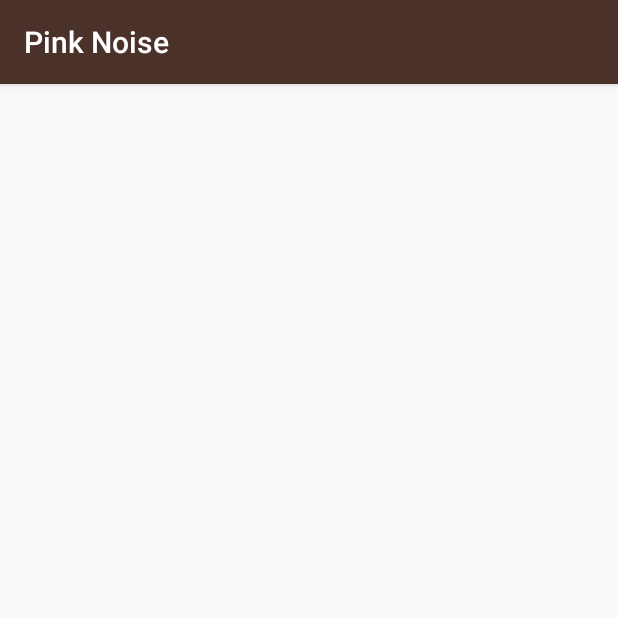
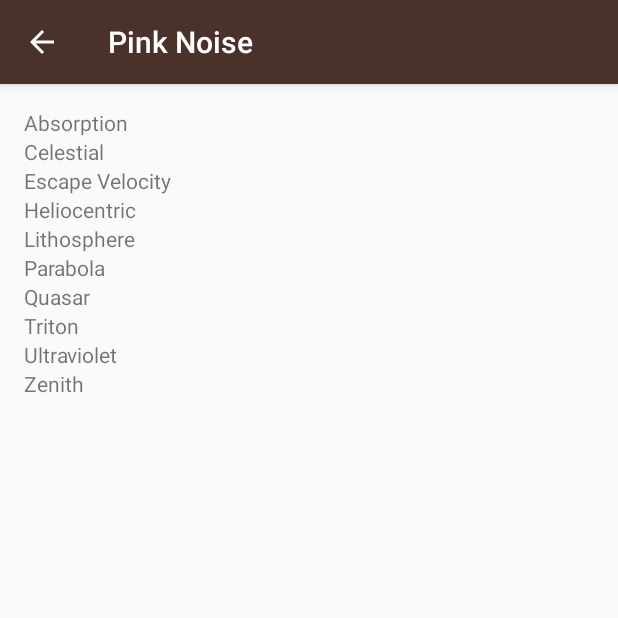
Before and after one commit to davedavis/BabaTrack, an Android app: the PinkNoiseActivity screen opened directly, with no data from a screen before it, on a phone screen of 412 x 824 dp, the top half of it. Run offline under Robolectric (Android 15) with nearby library versions, the phone set to English and light mode, and no system bars.

Commit message:
Add Pink Noise data in the form of an ArrayList and loop over the ArrayList to populate the data from the ArrayList into dynamically added  TextViews.

```diff
--- a/app/src/main/java/com/echofly/babatrack/PinkNoiseActivity.java
+++ b/app/src/main/java/com/echofly/babatrack/PinkNoiseActivity.java
@@ -1,7 +1,11 @@
 package com.echofly.babatrack;
 
+import android.os.Bundle;
 import android.support.v7.app.AppCompatActivity;
-import android.os.Bundle;
+import android.widget.LinearLayout;
+import android.widget.TextView;
+
+import java.util.ArrayList;
 
 public class PinkNoiseActivity extends AppCompatActivity {
 
@@ -9,5 +13,32 @@
     protected void onCreate(Bundle savedInstanceState) {
         super.onCreate(savedInstanceState);
         setContentView(R.layout.activity_pink_noise);
+
+        // Todo: Make these hardcoded
+        // Initializing a string array to store the sound names. These could be hard coded in the
+        // TextView but I'm following along with the course so want to do these this way.
+        ArrayList<String> pinkNoises = new ArrayList<String>();
+        // Adding the names of the sounds to the string array.
+        pinkNoises.add("Absorption");
+        pinkNoises.add("Celestial");
+        pinkNoises.add("Escape Velocity");
+        pinkNoises.add("Heliocentric");
+        pinkNoises.add("Lithosphere");
+        pinkNoises.add("Parabola");
+        pinkNoises.add("Quasar");
+        pinkNoises.add("Triton");
+        pinkNoises.add("Ultraviolet");
+        pinkNoises.add("Zenith");
+
+
+        LinearLayout rootView = (LinearLayout) findViewById(R.id.rootView);
+
+        for (int i = 0; i < pinkNoises.size(); i++) {
+            TextView pinkNoisesTextView = new TextView(this);
+            pinkNoisesTextView.setText(pinkNoises.get(i));
+            rootView.addView(pinkNoisesTextView);
+        }
+
+
     }
 }
--- a/app/src/main/res/layout/activity_pink_noise.xml
+++ b/app/src/main/res/layout/activity_pink_noise.xml
@@ -1,9 +1,20 @@
 <?xml version="1.0" encoding="utf-8"?>
 <android.support.constraint.ConstraintLayout xmlns:android="http://schemas.android.com/apk/res/android"
-    xmlns:app="http://schemas.android.com/apk/res-auto"
     xmlns:tools="http://schemas.android.com/tools"
     android:layout_width="match_parent"
     android:layout_height="match_parent"
     tools:context="com.echofly.babatrack.PinkNoiseActivity">
 
+    <LinearLayout
+        android:layout_width="match_parent"
+        android:layout_height="match_parent"
+        android:paddingBottom="16dp"
+        android:paddingLeft="16dp"
+        android:paddingRight="16dp"
+        android:paddingTop="16dp"
+        android:orientation="vertical"
+        android:id="@+id/rootView">
+
+    </LinearLayout>
+
 </android.support.constraint.ConstraintLayout>
```
Also changed, not shown: app/src/main/AndroidManifest.xml (+18 -11 lines).
